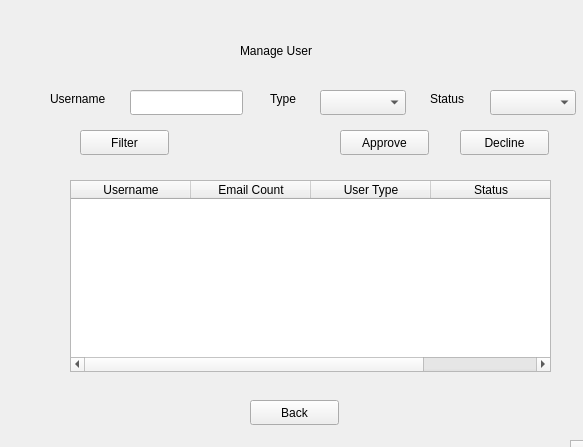
Above: AdministratorManagerUser.ui from Klin04/CS4400 before the change. Below: the same form after it.
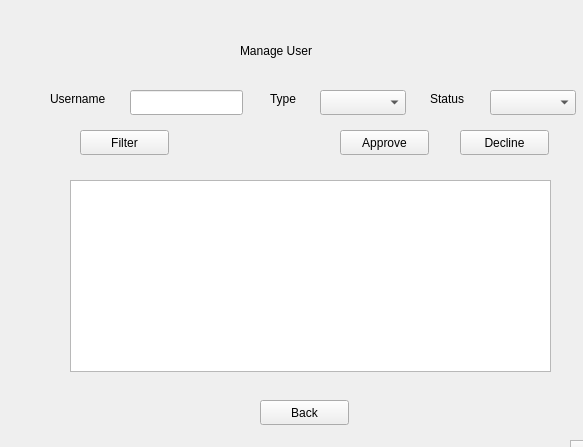
That is the form after the change.

Patch:
```diff
--- a/AdministratorManagerUser.ui
+++ b/AdministratorManagerUser.ui
@@ -137,7 +137,7 @@
   <widget class="QPushButton" name="pushButton_4">
    <property name="geometry">
     <rect>
-     <x>250</x>
+     <x>260</x>
      <y>400</y>
      <width>89</width>
      <height>25</height>
@@ -147,60 +147,6 @@
     <string>Back</string>
    </property>
   </widget>
-  <widget class="QTableWidget" name="tableWidget">
-   <property name="geometry">
-    <rect>
-     <x>70</x>
-     <y>180</y>
-     <width>481</width>
-     <height>192</height>
-    </rect>
-   </property>
-   <attribute name="horizontalHeaderCascadingSectionResizes">
-    <bool>true</bool>
-   </attribute>
-   <attribute name="horizontalHeaderDefaultSectionSize">
-    <number>120</number>
-   </attribute>
-   <attribute name="horizontalHeaderShowSortIndicator" stdset="0">
-    <bool>true</bool>
-   </attribute>
-   <attribute name="verticalHeaderCascadingSectionResizes">
-    <bool>false</bool>
-   </attribute>
-   <column>
-    <property name="text">
-     <string>Username</string>
-    </property>
-    <property name="textAlignment">
-     <set>AlignCenter</set>
-    </property>
-   </column>
-   <column>
-    <property name="text">
-     <string>Email Count</string>
-    </property>
-    <property name="textAlignment">
-     <set>AlignCenter</set>
-    </property>
-   </column>
-   <column>
-    <property name="text">
-     <string>User Type</string>
-    </property>
-    <property name="textAlignment">
-     <set>AlignCenter</set>
-    </property>
-   </column>
-   <column>
-    <property name="text">
-     <string>Status</string>
-    </property>
-    <property name="textAlignment">
-     <set>AlignCenter</set>
-    </property>
-   </column>
-  </widget>
   <widget class="QTableWidget" name="tableWidget_2">
    <property name="geometry">
     <rect>
@@ -255,6 +201,16 @@
     </property>
    </column>
   </widget>
+  <widget class="QTableWidget" name="tableWidget">
+   <property name="geometry">
+    <rect>
+     <x>70</x>
+     <y>180</y>
+     <width>481</width>
+     <height>192</height>
+    </rect>
+   </property>
+  </widget>
  </widget>
  <resources/>
  <connections/>
```
